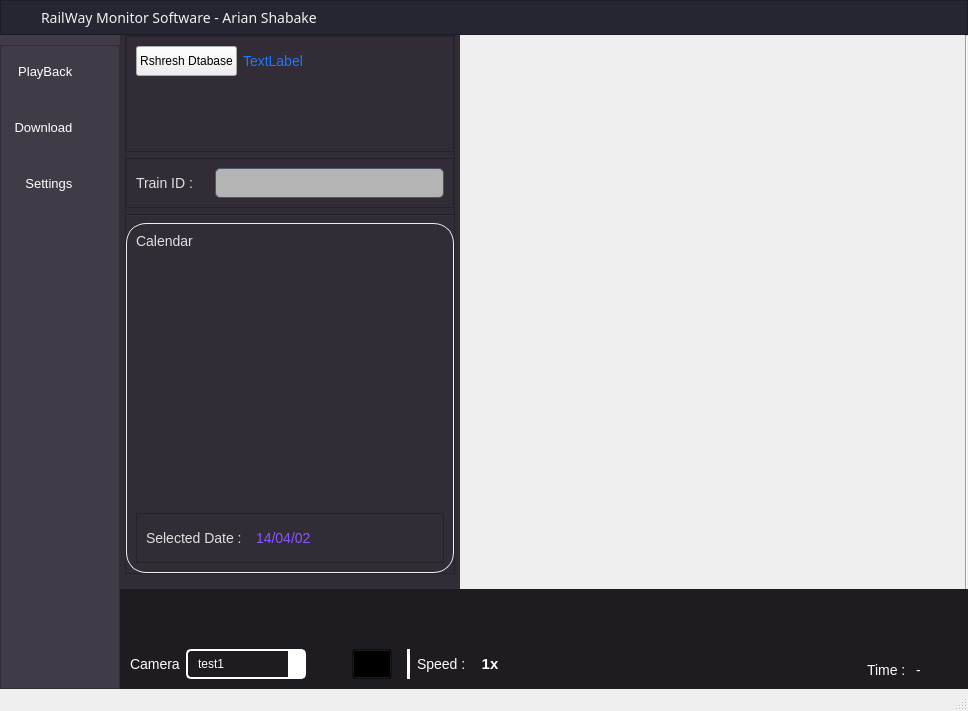
Old version of the form UIFiles/main_UI.ui in the repository amirhossein-mlkz/railProject_server.
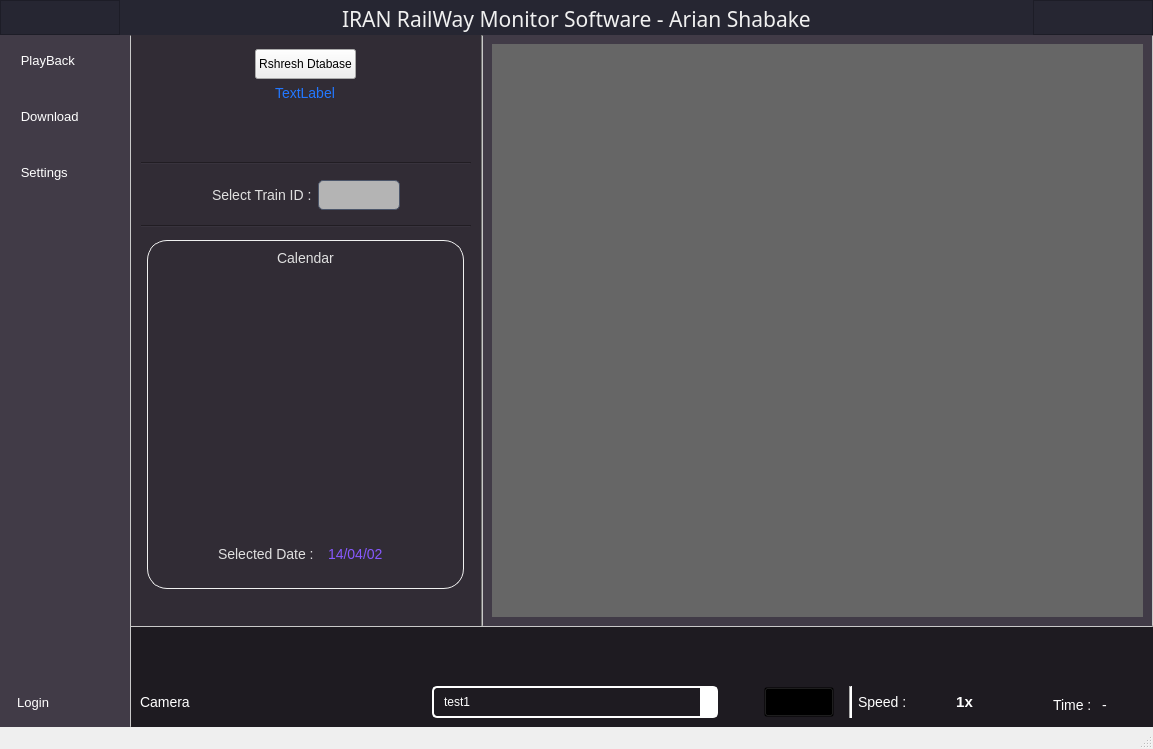
New version of the form. The open tabs and pages were chosen to show the change. Icons and pictures are not drawn. Custom widgets are drawn as their Qt base class.

Patch:
```diff
--- a/UIFiles/main_UI.ui
+++ b/UIFiles/main_UI.ui
@@ -6,8 +6,8 @@
    <rect>
     <x>0</x>
     <y>0</y>
-    <width>968</width>
-    <height>711</height>
+    <width>1153</width>
+    <height>749</height>
    </rect>
   </property>
   <property name="windowTitle">
@@ -128,9 +128,12 @@
 /****************************************************************************/
 /****************************************************************************/
    QTableWidget, QTableView {
-        background-color: transparent;  /* رنگ پس‌زمینه کل جدول */
+       
+	background-color: rgba(74, 74, 74, 50);
+
+    text-align:centre;
         
-        color: #ffffff;  /* رنگ متن سلول‌ها */
+	color: : rgb(83, 83, 83);
         border: 1px solid #444444;  /* حاشیه دور جدول */
         gridline-color: #555555;  /* رنگ خطوط شبکه بین سلول‌ها */
         font-size: 14px;  /* اندازه فونت */
@@ -218,10 +221,7 @@
 background-color: #262632</string>
       </property>
       <property name="frameShape">
-       <enum>QFrame::Shape::StyledPanel</enum>
-      </property>
-      <property name="frameShadow">
-       <enum>QFrame::Shadow::Raised</enum>
+       <enum>QFrame::NoFrame</enum>
       </property>
       <layout class="QHBoxLayout" name="horizontalLayout_22">
        <property name="spacing">
@@ -240,78 +240,153 @@
         <number>0</number>
        </property>
        <item>
-        <spacer name="horizontalSpacer_2">
-         <property name="orientation">
-          <enum>Qt::Orientation::Horizontal</enum>
-         </property>
-         <property name="sizeType">
-          <enum>QSizePolicy::Policy::Fixed</enum>
-         </property>
-         <property name="sizeHint" stdset="0">
+        <widget class="QFrame" name="frame">
+         <property name="maximumSize">
           <size>
-           <width>40</width>
-           <height>20</height>
+           <width>120</width>
+           <height>16777215</height>
           </size>
          </property>
-        </spacer>
-       </item>
-       <item>
-        <widget class="MessageWidget" name="add_station_message_2" native="true">
-         <property name="minimumSize">
-          <size>
-           <width>0</width>
-           <height>60</height>
-          </size>
+         <property name="frameShape">
+          <enum>QFrame::StyledPanel</enum>
          </property>
-         <property name="styleSheet">
-          <string notr="true"/>
+         <property name="frameShadow">
+          <enum>QFrame::Raised</enum>
          </property>
         </widget>
        </item>
-       <item>
+       <item alignment="Qt::AlignHCenter">
         <widget class="QLabel" name="label_32">
+         <property name="minimumSize">
+          <size>
+           <width>0</width>
+           <height>37</height>
+          </size>
+         </property>
          <property name="font">
           <font>
            <family>Mongolian Baiti</family>
-           <pointsize>-1</pointsize>
+           <pointsize>16</pointsize>
+           <weight>50</weight>
+           <italic>false</italic>
+           <bold>false</bold>
           </font>
          </property>
          <property name="styleSheet">
-          <string notr="true">color: #f0f0f0;</string>
+          <string notr="true">color: #f0f0f0;
+font: 16pt ;</string>
          </property>
          <property name="text">
-          <string>RailWay Monitor Software - Arian Shabake</string>
+          <string>IRAN RailWay Monitor Software - Arian Shabake</string>
          </property>
         </widget>
        </item>
        <item>
-        <spacer name="horizontalSpacer_8">
-         <property name="orientation">
-          <enum>Qt::Orientation::Horizontal</enum>
-         </property>
-         <property name="sizeHint" stdset="0">
+        <widget class="QFrame" name="frame_2">
+         <property name="maximumSize">
           <size>
-           <width>40</width>
-           <height>20</height>
+           <width>120</width>
+           <height>16777215</height>
           </size>
          </property>
-        </spacer>
-       </item>
-       <item>
-        <spacer name="horizontalSpacer_17">
-         <property name="orientation">
-          <enum>Qt::Orientation::Horizontal</enum>
+         <property name="frameShape">
+          <enum>QFrame::StyledPanel</enum>
          </property>
-         <property name="sizeType">
-          <enum>QSizePolicy::Policy::Fixed</enum>
+         <property name="frameShadow">
+          <enum>QFrame::Raised</enum>
          </property>
-         <property name="sizeHint" stdset="0">
-          <size>
-           <width>130</width>
-           <height>20</height>
-          </size>
-         </property>
-        </spacer>
+         <layout class="QHBoxLayout" name="horizontalLayout_2">
+          <item>
+           <widget class="QPushButton" name="minimize_btn">
+            <property name="sizePolicy">
+             <sizepolicy hsizetype="Minimum" vsizetype="Minimum">
+              <horstretch>0</horstretch>
+              <verstretch>0</verstretch>
+             </sizepolicy>
+            </property>
+            <property name="cursor">
+             <cursorShape>PointingHandCursor</cursorShape>
+            </property>
+            <property name="styleSheet">
+             <string notr="true">background-color:none;
+border:none;</string>
+            </property>
+            <property name="text">
+             <string/>
+            </property>
+            <property name="icon">
+             <iconset resource="../assets.qrc">
+              <normaloff>:/icons/icons/icons8-subtract-96.png</normaloff>:/icons/icons/icons8-subtract-96.png</iconset>
+            </property>
+            <property name="iconSize">
+             <size>
+              <width>20</width>
+              <height>20</height>
+             </size>
+            </property>
+           </widget>
+          </item>
+          <item>
+           <widget class="QPushButton" name="maximize_btn">
+            <property name="sizePolicy">
+             <sizepolicy hsizetype="Minimum" vsizetype="Minimum">
+              <horstretch>0</horstretch>
+              <verstretch>0</verstretch>
+             </sizepolicy>
+            </property>
+            <property name="cursor">
+             <cursorShape>PointingHandCursor</cursorShape>
+            </property>
+            <property name="styleSheet">
+             <string notr="true">background-color:none;
+border:none;</string>
+            </property>
+            <property name="text">
+             <string/>
+            </property>
+            <property name="icon">
+             <iconset resource="../assets.qrc">
+              <normaloff>:/icons/icons/icons8-maximize-button-100.png</normaloff>:/icons/icons/icons8-maximize-button-100.png</iconset>
+            </property>
+            <property name="iconSize">
+             <size>
+              <width>20</width>
+              <height>20</height>
+             </size>
+            </property>
+           </widget>
+          </item>
+          <item>
+           <widget class="QPushButton" name="close_btn">
+            <property name="sizePolicy">
+             <sizepolicy hsizetype="Minimum" vsizetype="Minimum">
+              <horstretch>0</horstretch>
+              <verstretch>0</verstretch>
+             </sizepolicy>
+            </property>
+            <property name="cursor">
+             <cursorShape>PointingHandCursor</cursorShape>
+            </property>
+            <property name="styleSheet">
+             <string notr="true">border:none;</string>
+            </property>
+            <property name="text">
+             <string/>
+            </property>
+            <property name="icon">
+             <iconset resource="../assets.qrc">
+              <normaloff>:/icons/icons/icons8-close-80.png</normaloff>:/icons/icons/icons8-close-80.png</iconset>
+            </property>
+            <property name="iconSize">
+             <size>
+              <width>18</width>
+              <height>18</height>
+             </size>
+            </property>
+           </widget>
+          </item>
+         </layout>
+        </widget>
        </item>
       </layout>
      </widget>
@@ -328,10 +403,7 @@
        <string notr="true"/>
       </property>
       <property name="frameShape">
-       <enum>QFrame::Shape::NoFrame</enum>
-      </property>
-      <property name="frameShadow">
-       <enum>QFrame::Shadow::Raised</enum>
+       <enum>QFrame::NoFrame</enum>
       </property>
       <layout class="QHBoxLayout" name="horizontalLayout_27">
        <property name="spacing">
@@ -353,13 +425,13 @@
         <widget class="QFrame" name="toggle_frame">
          <property name="minimumSize">
           <size>
-           <width>120</width>
+           <width>130</width>
            <height>0</height>
           </size>
          </property>
          <property name="maximumSize">
           <size>
-           <width>120</width>
+           <width>130</width>
            <height>16777215</height>
           </size>
          </property>
@@ -400,10 +472,7 @@
 }</string>
          </property>
          <property name="frameShape">
-          <enum>QFrame::Shape::NoFrame</enum>
-         </property>
-         <property name="frameShadow">
-          <enum>QFrame::Shadow::Sunken</enum>
+          <enum>QFrame::NoFrame</enum>
          </property>
          <property name="lineWidth">
           <number>3</number>
@@ -416,7 +485,7 @@
            <number>0</number>
           </property>
           <property name="topMargin">
-           <number>10</number>
+           <number>0</number>
           </property>
           <property name="rightMargin">
            <number>0</number>
@@ -424,7 +493,7 @@
           <property name="bottomMargin">
            <number>0</number>
           </property>
-          <item alignment="Qt::AlignmentFlag::AlignHCenter">
+          <item>
            <widget class="QFrame" name="frame_7">
             <property name="minimumSize">
              <size>
@@ -433,10 +502,7 @@
              </size>
             </property>
             <property name="frameShape">
-             <enum>QFrame::Shape::StyledPanel</enum>
-            </property>
-            <property name="frameShadow">
-             <enum>QFrame::Shadow::Raised</enum>
+             <enum>QFrame::NoFrame</enum>
             </property>
             <layout class="QVBoxLayout" name="verticalLayout_2">
              <property name="leftMargin">
@@ -451,7 +517,7 @@
              <property name="bottomMargin">
               <number>0</number>
              </property>
-             <item alignment="Qt::AlignmentFlag::AlignHCenter">
+             <item>
               <widget class="QPushButton" name="btn_side_playback">
                <property name="sizePolicy">
                 <sizepolicy hsizetype="Preferred" vsizetype="Fixed">
@@ -467,7 +533,7 @@
                </property>
                <property name="maximumSize">
                 <size>
-                 <width>16777215</width>
+                 <width>120</width>
                  <height>50</height>
                 </size>
                </property>
@@ -483,7 +549,7 @@
 }</string>
                </property>
                <property name="text">
-                <string>  PlayBack</string>
+                <string>   PlayBack</string>
                </property>
                <property name="icon">
                 <iconset resource="../assets.qrc">
@@ -497,7 +563,7 @@
                </property>
               </widget>
              </item>
-             <item alignment="Qt::AlignmentFlag::AlignHCenter">
+             <item>
               <widget class="QPushButton" name="btn_side_download">
                <property name="minimumSize">
                 <size>
@@ -507,7 +573,7 @@
                </property>
                <property name="maximumSize">
                 <size>
-                 <width>16777215</width>
+                 <width>120</width>
                  <height>50</height>
                 </size>
                </property>
@@ -523,7 +589,7 @@
 }</string>
                </property>
                <property name="text">
-                <string> Download</string>
+                <string>   Download</string>
                </property>
                <property name="icon">
                 <iconset resource="../assets.qrc">
@@ -537,7 +603,7 @@
                </property>
               </widget>
              </item>
-             <item alignment="Qt::AlignmentFlag::AlignHCenter">
+             <item>
               <widget class="QPushButton" name="btn_side_settings">
                <property name="sizePolicy">
                 <sizepolicy hsizetype="Expanding" vsizetype="Fixed">
@@ -553,7 +619,7 @@
                </property>
                <property name="maximumSize">
                 <size>
-                 <width>16777215</width>
+                 <width>120</width>
                  <height>50</height>
                 </size>
                </property>
@@ -569,7 +635,7 @@
 }</string>
                </property>
                <property name="text">
-                <string>    Settings</string>
+                <string>   Settings</string>
                </property>
                <property name="icon">
                 <iconset resource="../assets.qrc">
@@ -583,25 +649,92 @@
                </property>
               </widget>
              </item>
-             <item>
-              <spacer name="verticalSpacer_4">
-               <property name="orientation">
-                <enum>Qt::Orientation::Vertical</enum>
-               </property>
-               <property name="sizeHint" stdset="0">
-                <size>
-                 <width>20</width>
-                 <height>40</height>
-                </size>
-               </property>
-              </spacer>
-             </item>
             </layout>
            </widget>
           </item>
+          <item>
+           <spacer name="verticalSpacer_3">
+            <property name="orientation">
+             <enum>Qt::Vertical</enum>
+            </property>
+            <property name="sizeHint" stdset="0">
+             <size>
+              <width>20</width>
+              <height>40</height>
+             </size>
+            </property>
+           </spacer>
+          </item>
+          <item>
+           <widget class="QPushButton" name="btn_side_settings_2">
+            <property name="sizePolicy">
+             <sizepolicy hsizetype="Expanding" vsizetype="Fixed">
+              <horstretch>0</horstretch>
+              <verstretch>0</verstretch>
+             </sizepolicy>
+            </property>
+            <property name="minimumSize">
+             <size>
+              <width>130</width>
+              <height>50</height>
+             </size>
+            </property>
+            <property name="maximumSize">
+             <size>
+              <width>120</width>
+              <height>50</height>
+             </size>
+            </property>
+            <property name="cursor">
+             <cursorShape>PointingHandCursor</cursorShape>
+            </property>
+            <property name="toolTip">
+             <string>Defect Parameters</string>
+            </property>
+            <property name="styleSheet">
+             <string notr="true">icon: url(:/asstets/icons/login_icon.png);
+</string>
+            </property>
+            <property name="text">
+             <string>  Login</string>
+            </property>
+            <property name="icon">
+             <iconset resource="../assets.qrc">
+              <normaloff>:/icons/icons/icons8-settings-80.png</normaloff>:/icons/icons/icons8-settings-80.png</iconset>
+            </property>
+            <property name="iconSize">
+             <size>
+              <width>28</width>
+              <height>28</height>
+             </size>
+            </property>
+           </widget>
+          </item>
          </layout>
         </widget>
        </item>
+       <item>
+        <widget class="Line" name="line_3">
+         <property name="minimumSize">
+          <size>
+           <width>0</width>
+           <height>0</height>
+          </size>
+         </property>
+         <property name="maximumSize">
+          <size>
+           <width>1</width>
+           <height>16777215</height>
+          </size>
+         </property>
+         <property name="styleSheet">
+          <string notr="true">background-color: rgb(175, 175, 175);</string>
+         </property>
+         <property name="orientation">
+          <enum>Qt::Vertical</enum>
+         </property>
+        </widget>
+       </item>
        <item>
         <widget class="QFrame" name="main_frame">
          <property name="minimumSize">
@@ -623,10 +756,7 @@
 </string>
          </property>
          <property name="frameShape">
-          <enum>QFrame::Shape::NoFrame</enum>
-         </property>
-         <property name="frameShadow">
-          <enum>QFrame::Shadow::Plain</enum>
+          <enum>QFrame::NoFrame</enum>
          </property>
          <property name="lineWidth">
           <number>0</number>
@@ -656,10 +786,7 @@
              <string notr="true"/>
             </property>
             <property name="frameShape">
-             <enum>QFrame::Shape::NoFrame</enum>
-            </property>
-            <property name="frameShadow">
-             <enum>QFrame::Shadow::Plain</enum>
+             <enum>QFrame::NoFrame</enum>
             </property>
             <property name="lineWidth">
              <number>2</number>
@@ -689,6 +816,12 @@
               </property>
               <item>
                <layout class="QHBoxLayout" name="horizontalLayout">
+                <property name="spacing">
+                 <number>0</number>
+                </property>
+                <property name="leftMargin">
+                 <number>0</number>
+                </property>
                 <item>
                  <widget class="QFrame" name="frame_18">
                   <property name="minimumSize">
@@ -701,10 +834,7 @@
                    <string notr="true"/>
                   </property>
                   <property name="frameShape">
-                   <enum>QFrame::Shape::NoFrame</enum>
-                  </property>
-                  <property name="frameShadow">
-                   <enum>QFrame::Shadow::Raised</enum>
+                   <enum>QFrame::NoFrame</enum>
                   </property>
                   <layout class="QHBoxLayout" name="horizontalLayout_12">
                    <property name="spacing">
@@ -726,13 +856,13 @@
                     <widget class="QFrame" name="playback_filter_frame">
                      <property name="minimumSize">
                       <size>
-                       <width>340</width>
+                       <width>350</width>
                        <height>404</height>
                       </size>
                      </property>
                      <property name="maximumSize">
                       <size>
-                       <width>340</width>
+                       <width>350</width>
                        <height>16777215</height>
                       </size>
                      </property>
@@ -745,10 +875,7 @@
 </string>
                      </property>
                      <property name="frameShape">
-                      <enum>QFrame::Shape::NoFrame</enum>
-                     </property>
-                     <property name="frameShadow">
-                      <enum>QFrame::Shadow::Plain</enum>
+                      <enum>QFrame::NoFrame</enum>
                      </property>
                      <layout class="QVBoxLayout" name="verticalLayout_17">
                       <property name="spacing">
@@ -766,7 +893,7 @@
                       <property name="bottomMargin">
                        <number>0</number>
                       </property>
-                      <item alignment="Qt::AlignmentFlag::AlignHCenter|Qt::AlignmentFlag::AlignVCenter">
+                      <item alignment="Qt::AlignHCenter">
                        <widget class="QFrame" name="frame_16">
                         <property name="minimumSize">
                          <size>
@@ -781,10 +908,7 @@
                          </size>
                         </property>
                         <property name="frameShape">
-                         <enum>QFrame::Shape::StyledPanel</enum>
-                        </property>
-                        <property name="frameShadow">
-                         <enum>QFrame::Shadow::Raised</enum>
+                         <enum>QFrame::NoFrame</enum>
                         </property>
                         <layout class="QVBoxLayout" name="verticalLayout_6">
                          <property name="spacing">
@@ -802,17 +926,30 @@
                          <property name="bottomMargin">
                           <number>0</number>
                          </property>
-                         <item>
+                         <item alignment="Qt::AlignHCenter">
                           <widget class="QFrame" name="frame_20">
                            <property name="frameShape">
-                            <enum>QFrame::Shape::StyledPanel</enum>
-                           </property>
-                           <property name="frameShadow">
-                            <enum>QFrame::Shadow::Raised</enum>
+                            <enum>QFrame::NoFrame</enum>
                            </property>
                            <layout class="QVBoxLayout" name="verticalLayout_22">
                             <item>
-                             <layout class="QHBoxLayout" name="horizontalLayout_43">
+                             <spacer name="verticalSpacer_6">
+                              <property name="orientation">
+                               <enum>Qt::Vertical</enum>
+                              </property>
+                              <property name="sizeType">
+                               <enum>QSizePolicy::Fixed</enum>
+                              </property>
+                              <property name="sizeHint" stdset="0">
+                               <size>
+                                <width>20</width>
+                                <height>5</height>
+                               </size>
+                              </property>
+                             </spacer>
+                            </item>
+                            <item>
+                             <layout class="QVBoxLayout" name="verticalLayout_8">
                               <property name="topMargin">
                                <number>0</number>
                               </property>
@@ -857,7 +994,7 @@
                                 </property>
                                </widget>
                               </item>
-                              <item>
+                              <item alignment="Qt::AlignHCenter">
                                <widget class="QLabel" name="refresh_image_database_log">
                                 <property name="styleSheet">
                                  <string notr="true">color: rgb(34, 119, 255);</string>
@@ -867,19 +1004,6 @@
                                 </property>
                                </widget>
                               </item>
-                              <item>
-                               <spacer name="horizontalSpacer_5">
-                                <property name="orientation">
-                                 <enum>Qt::Orientation::Horizontal</enum>
-                                </property>
-                                <property name="sizeHint" stdset="0">
-                                 <size>
-                                  <width>40</width>
-                                  <height>20</height>
-                                 </size>
-                                </property>
-                               </spacer>
-                              </item>
                              </layout>
                             </item>
                             <item>
@@ -887,7 +1011,7 @@
                               <property name="minimumSize">
                                <size>
                                 <width>0</width>
-                                <height>60</height>
+                                <height>40</height>
                                </size>
                               </property>
                               <property name="styleSheet">
@@ -899,24 +1023,28 @@
                           </widget>
                          </item>
                          <item>
+                          <widget class="Line" name="line_6">
+                           <property name="orientation">
+                            <enum>Qt::Horizontal</enum>
+                           </property>
+                          </widget>
+                         </item>
+                         <item alignment="Qt::AlignHCenter">
                           <widget class="QFrame" name="frame_17">
                            <property name="frameShape">
-                            <enum>QFrame::Shape::StyledPanel</enum>
-                           </property>
-                           <property name="frameShadow">
-                            <enum>QFrame::Shadow::Raised</enum>
+                            <enum>QFrame::NoFrame</enum>
                            </property>
                            <layout class="QHBoxLayout" name="horizontalLayout_15">
                             <item>
                              <widget class="QLabel" name="label_3">
                               <property name="maximumSize">
                                <size>
-                                <width>73</width>
+                                <width>110</width>
                                 <height>16777215</height>
                                </size>
                               </property>
                               <property name="text">
-                               <string>Train ID :</string>
+                               <string>Select Train ID :</string>
                               </property>
                              </widget>
                             </item>
@@ -959,19 +1087,26 @@
                            </layout>
                           </widget>
                          </item>
+                         <item>
+                          <widget class="Line" name="line_7">
+                           <property name="orientation">
+                            <enum>Qt::Horizontal</enum>
+                           </property>
+                          </widget>
+                         </item>
                          <item>
                           <widget class="Line" name="line">
                            <property name="orientation">
-                            <enum>Qt::Orientation::Horizontal</enum>
+                            <enum>Qt::Vertical</enum>
                            </property>
                           </widget>
                          </item>
-                         <item>
+                         <item alignment="Qt::AlignHCenter">
                           <widget class="QFrame" name="calender_frame">
                            <property name="minimumSize">
                             <size>
-                             <width>0</width>
-                             <height>350</height>
+                             <width>317</width>
+                             <height>349</height>
                             </size>
                            </property>
                            <property name="styleSheet">
@@ -982,13 +1117,10 @@
 }</string>
                            </property>
                            <property name="frameShape">
-                            <enum>QFrame::Shape::StyledPanel</enum>
-                           </property>
-                           <property name="frameShadow">
-                            <enum>QFrame::Shadow::Raised</enum>
+                            <enum>QFrame::NoFrame</enum>
                            </property>
                            <layout class="QVBoxLayout" name="verticalLayout_28">
-                            <item>
+                            <item alignment="Qt::AlignHCenter">
                              <widget class="QLabel" name="label_7">
                               <property name="sizePolicy">
                                <sizepolicy hsizetype="Maximum" vsizetype="Maximum">
@@ -1020,7 +1152,7 @@
                               </property>
                              </widget>
                             </item>
-                            <item>
+                            <item alignment="Qt::AlignHCenter">
                              <widget class="QFrame" name="frame_57">
                               <property name="maximumSize">
                                <size>
@@ -1032,10 +1164,7 @@
                                <string notr="true"/>
                               </property>
                               <property name="frameShape">
-                               <enum>QFrame::Shape::StyledPanel</enum>
-                              </property>
-                              <property name="frameShadow">
-                               <enum>QFrame::Shadow::Raised</enum>
+                               <enum>QFrame::NoFrame</enum>
                               </property>
                               <layout class="QHBoxLayout" name="horizontalLayout_31">
                                <item>
@@ -1090,9 +1219,9 @@
                        </widget>
                       </item>
                       <item>
-                       <spacer name="verticalSpacer_17">
+                       <spacer name="verticalSpacer_4">
                         <property name="orientation">
-                         <enum>Qt::Orientation::Vertical</enum>
+                         <enum>Qt::Vertical</enum>
                         </property>
                         <property name="sizeHint" stdset="0">
                          <size>
@@ -1106,10 +1235,57 @@
                     </widget>
                    </item>
                    <item>
-                    <widget class="QWidget" name="video" native="true"/>
+                    <widget class="Line" name="line_5">
+                     <property name="maximumSize">
+                      <size>
+                       <width>2</width>
+                       <height>16777215</height>
+                      </size>
+                     </property>
+                     <property name="styleSheet">
+                      <string notr="true">background-color: rgb(175, 175, 175);</string>
+                     </property>
+                     <property name="orientation">
+                      <enum>Qt::Vertical</enum>
+                     </property>
+                    </widget>
+                   </item>
+                   <item>
+                    <widget class="QFrame" name="frame_4">
+                     <property name="styleSheet">
+                      <string notr="true">background: #413B47;</string>
+                     </property>
+                     <property name="frameShape">
+                      <enum>QFrame::NoFrame</enum>
+                     </property>
+                     <property name="frameShadow">
+                      <enum>QFrame::Plain</enum>
+                     </property>
+                     <property name="lineWidth">
+                      <number>6</number>
+                     </property>
+                     <layout class="QVBoxLayout" name="verticalLayout_15">
+                      <item>
+                       <widget class="QWidget" name="video" native="true">
+                        <property name="styleSheet">
+                         <string notr="true">background-color: rgb(102, 102, 102);</string>
+                        </property>
+                       </widget>
+                      </item>
+                     </layout>
+                    </widget>
                    </item>
                    <item>
                     <widget class="Line" name="line_14">
+                     <property name="maximumSize">
+                      <size>
+                       <width>1</width>
+                       <height>16777215</height>
+                      </size>
+                     </property>
+                     <property name="styleSheet">
+                      <string notr="true">background-color: rgb(175, 175, 175);</string>
+                     </property>
                      <property name="orientation">
                       <enum>Qt::Orientation::Vertical</enum>
                      </property>
@@ -1120,6 +1296,22 @@
                 </item>
                </layout>
               </item>
+              <item>
+               <widget class="Line" name="line_8">
+                <property name="maximumSize">
+                 <size>
+                  <width>16777215</width>
+                  <height>1</height>
+                 </size>
+                </property>
+                <property name="styleSheet">
+                 <string notr="true">background-color: rgb(175, 175, 175);</string>
+                </property>
+                <property name="orientation">
+                 <enum>Qt::Horizontal</enum>
+                </property>
+               </widget>
+              </item>
               <item>
                <widget class="QFrame" name="playback_bottom_frame">
                 <property name="minimumSize">
@@ -1142,10 +1334,7 @@
 }</string>
                 </property>
                 <property name="frameShape">
-                 <enum>QFrame::Shape::NoFrame</enum>
-                </property>
-                <property name="frameShadow">
-                 <enum>QFrame::Shadow::Raised</enum>
+                 <enum>QFrame::NoFrame</enum>
                 </property>
                 <layout class="QVBoxLayout" name="verticalLayout_16">
                  <property name="spacing">
@@ -1177,10 +1366,7 @@
 }</string>
                    </property>
                    <property name="frameShape">
-                    <enum>QFrame::Shape::StyledPanel</enum>
-                   </property>
-                   <property name="frameShadow">
-                    <enum>QFrame::Shadow::Raised</enum>
+                    <enum>QFrame::NoFrame</enum>
                    </property>
                    <layout class="QHBoxLayout" name="horizontalLayout_5"/>
                   </widget>
@@ -1204,10 +1390,7 @@
 </string>
                    </property>
                    <property name="frameShape">
-                    <enum>QFrame::Shape::StyledPanel</enum>
-                   </property>
-                   <property name="frameShadow">
-                    <enum>QFrame::Shadow::Raised</enum>
+                    <enum>QFrame::NoFrame</enum>
                    </property>
                    <layout class="QHBoxLayout" name="horizontalLayout_4">
                     <item>
@@ -1278,9 +1461,6 @@
                     </item>
                     <item>
                      <spacer name="horizontalSpacer_6">
-                      <property name="orientation">
-                       <enum>Qt::Orientation::Horizontal</enum>
-                      </property>
                       <property name="sizeType">
                        <enum>QSizePolicy::Policy::Fixed</enum>
                       </property>
@@ -1356,9 +1536,6 @@
                        <string notr="true">color : rgb(255, 255, 255);
 background-color: rgb(255, 255, 255);</string>
                       </property>
-                      <property name="frameShadow">
-                       <enum>QFrame::Shadow::Plain</enum>
-                      </property>
                       <property name="orientation">
                        <enum>Qt::Orientation::Vertical</enum>
                       </property>
@@ -1367,10 +1544,7 @@
                     <item>
                      <widget class="QFrame" name="frame_58">
                       <property name="frameShape">
-                       <enum>QFrame::Shape::StyledPanel</enum>
-                      </property>
-                      <property name="frameShadow">
-                       <enum>QFrame::Shadow::Raised</enum>
+                       <enum>QFrame::NoFrame</enum>
                       </property>
                       <layout class="QHBoxLayout" name="horizontalLayout_32">
                        <property name="leftMargin">
@@ -1440,9 +1614,6 @@
                        </item>
                        <item>
                         <spacer name="horizontalSpacer_4">
-                         <property name="orientation">
-                          <enum>Qt::Orientation::Horizontal</enum>
-                         </property>
                          <property name="sizeHint" stdset="0">
                           <size>
                            <width>40</width>
@@ -1460,10 +1631,7 @@
                           </size>
                          </property>
                          <property name="frameShape">
-                          <enum>QFrame::Shape::StyledPanel</enum>
-                         </property>
-                         <property name="frameShadow">
-                          <enum>QFrame::Shadow::Raised</enum>
+                          <enum>QFrame::NoFrame</enum>
                          </property>
                          <layout class="QHBoxLayout" name="horizontalLayout_30">
                           <item>
```
Left out of the diff: 165 changed lines with no effect on the pictures.
